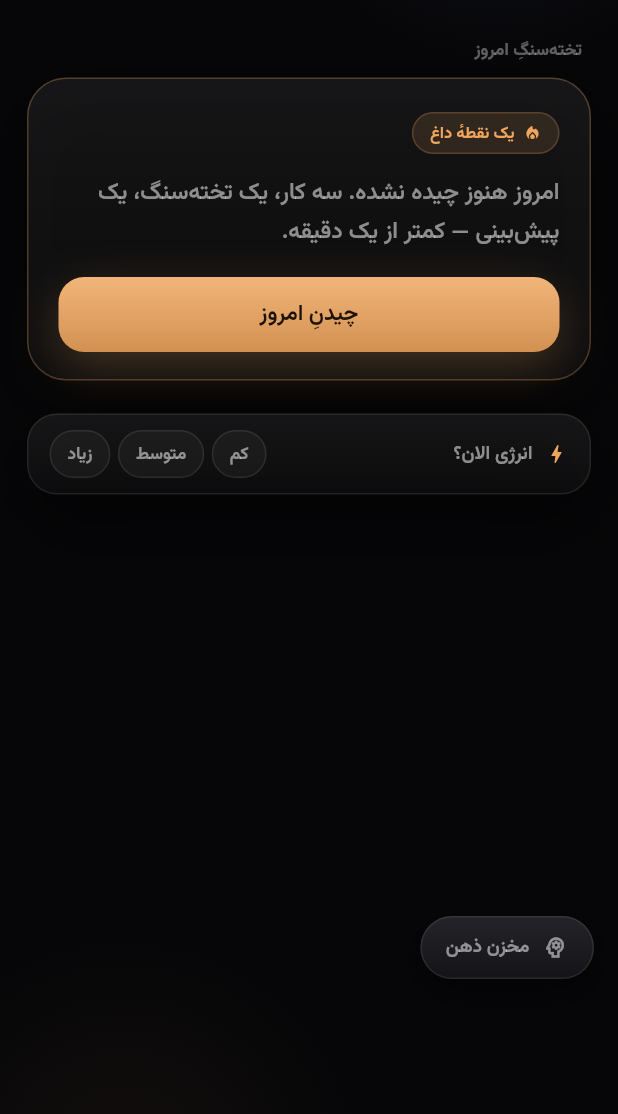
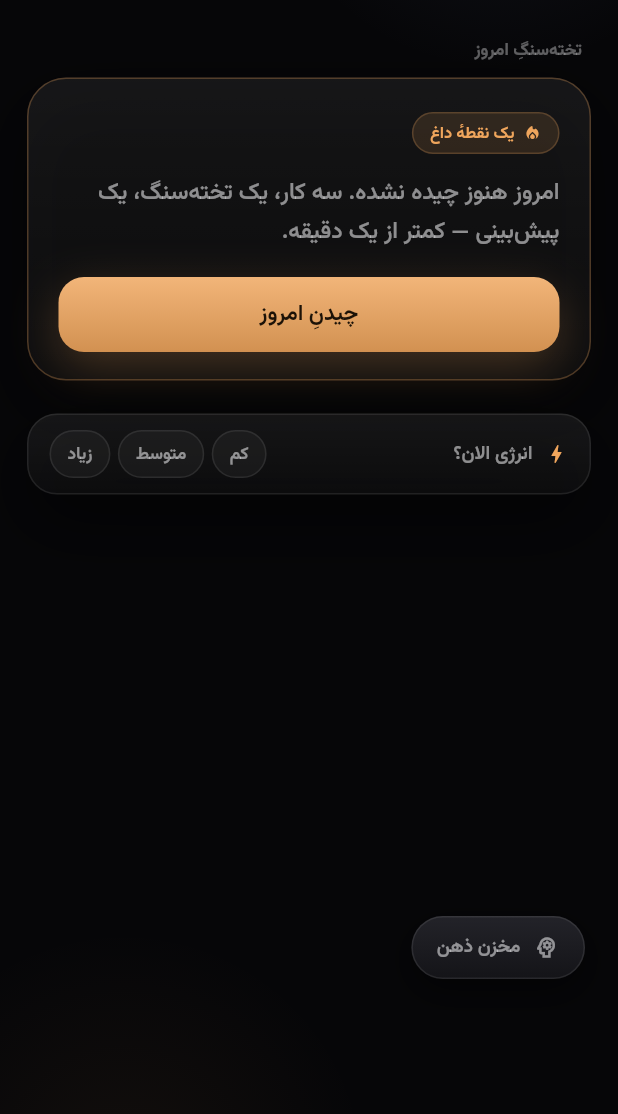
Before and after one commit to Mahdi-mortazavi/flow, a Flutter app: the TodayScreen screen opened directly, on a phone screen of 412 x 824 dp, the part 122-1236 px from its top. Run offline on Flutter 3.47's test engine with Material 3 defaults, Android fonts, the phone set to English and light mode, and no system bars; our stand-ins replace file_picker, flutter_local_notifications, flutter_riverpod, shamsi_date, share_plus, shared_preferences and 2 more; missing offline and left inert: android_intent_plus, quick_actions; accounts and stored records are empty.

Commit message:
fix(ui): adjust Brain Vault FAB start padding to align with bottom nav

```diff
--- a/lib/ui/today/today_screen.dart
+++ b/lib/ui/today/today_screen.dart
@@ -1002,7 +1002,7 @@ class _VaultFab extends ConsumerWidget {
   Widget build(BuildContext context, WidgetRef ref) {
     final lang = ref.watch(appLanguageProvider);
     return Padding(
-      padding: const EdgeInsets.only(bottom: 74),
+      padding: const EdgeInsetsDirectional.only(start: 6, bottom: 74),
       child: Pressable(
         onTap: () {
           HapticFeedback.selectionClick();
```
